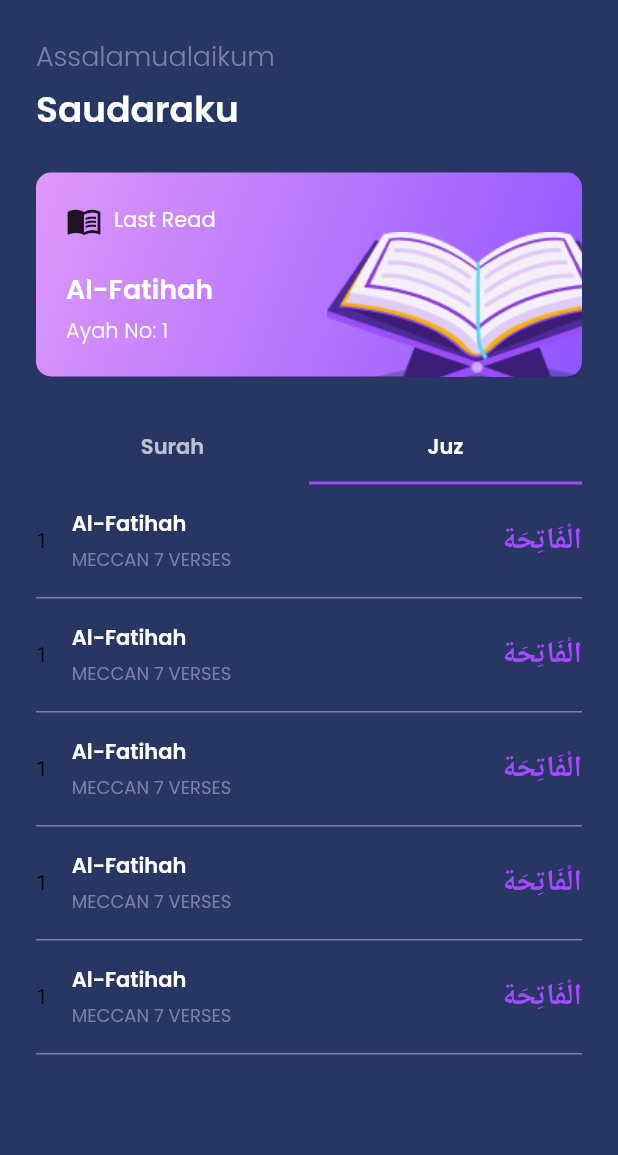
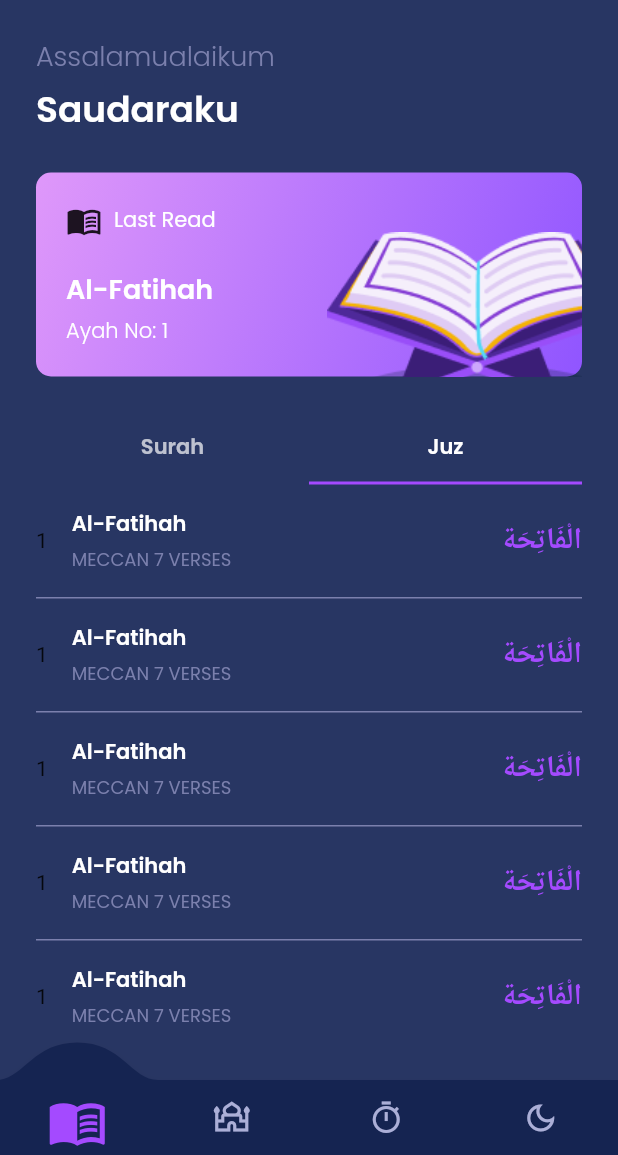
Before and after one commit to tobiaditia/quran_app, a Flutter app: the screen it shows after launch, tab 2 chosen, on a phone screen of 412 x 824 dp, the part 81-1236 px from its top. Run offline on Flutter 3.47's test engine with Material 2 defaults, Android fonts, the phone set to English and light mode, and no system bars; drawn by our look-alikes of convex_bottom_bar; our stand-ins replace audioplayers, get, google_fonts, shimmer; network calls fail.

Commit message:
bootom bar

```diff
--- /dev/null
+++ b/lib/app/data/widgets/bottomNavigationBar.dart
@@ -0,0 +1,30 @@
+import 'package:convex_bottom_bar/convex_bottom_bar.dart';
+import 'package:flutter/material.dart';
+import 'package:get/get.dart';
+import 'package:quran_app/app/constants/color.dart';
+import 'package:quran_app/app/controllers/page_controller_controller.dart';
+
+final pageController = Get.find<PageControllerController>();
+
+ConvexAppBar convexAppBar() {
+  return ConvexAppBar(
+    backgroundColor: const Color(0xff152451),
+    activeColor: darkSecondaryColor,
+    style: TabStyle.react,
+    color: darkFourthFontColor,
+    items: const [
+      TabItem(
+        icon: Icons.menu_book_outlined,
+      ),
+      TabItem(
+        icon: Icons.mosque_outlined,
+      ),
+      TabItem(icon: Icons.timer_outlined),
+      TabItem(
+        icon: Icons.dark_mode_outlined,
+      ),
+    ],
+    initialActiveIndex: pageController.index.value,
+    onTap: (int i) => pageController.changePage(i),
+  );
+}
--- a/lib/app/modules/home/views/home_view.dart
+++ b/lib/app/modules/home/views/home_view.dart
@@ -3,6 +3,7 @@ import 'package:flutter/material.dart';
 import 'package:get/get.dart';
 import 'package:quran_app/app/constants/color.dart';
 import 'package:quran_app/app/constants/font.dart';
+import 'package:quran_app/app/data/widgets/bottomNavigationBar.dart';
 import 'package:quran_app/app/data/widgets/shimmer.dart';
 import 'package:quran_app/app/routes/app_pages.dart';
 
@@ -218,7 +219,7 @@ class HomeView extends GetView<HomeController> {
           ],
         ),
       ),
-    ));
+    ),bottomNavigationBar: convexAppBar(),);
   }
 
   Container builderCont() {
--- a/lib/app/routes/app_routes.dart
+++ b/lib/app/routes/app_routes.dart
@@ -6,6 +6,8 @@ abstract class Routes {
   static const HOME = _Paths.HOME;
   static const SPLASH = _Paths.SPLASH;
   static const SURAH = _Paths.SURAH;
+  static const DASHBOARD = _Paths.DASHBOARD;
+  static const SCHEDULE = _Paths.SCHEDULE;
 }
 
 abstract class _Paths {
@@ -13,4 +15,6 @@ abstract class _Paths {
   static const HOME = '/home';
   static const SPLASH = '/splash';
   static const SURAH = '/surah';
+  static const DASHBOARD = '/dashboard';
+  static const SCHEDULE = '/schedule';
 }
--- a/lib/main.dart
+++ b/lib/main.dart
@@ -2,15 +2,17 @@ import 'package:flutter/material.dart';
 
 import 'package:get/get.dart';
 import 'package:quran_app/app/constants/color.dart';
+import 'package:quran_app/app/controllers/page_controller_controller.dart';
 
 import 'app/routes/app_pages.dart';
 
 void main() {
+  final pageController = Get.put(PageControllerController(), permanent: true);
   runApp(
     GetMaterialApp(
       debugShowCheckedModeBanner: false,
       theme: ThemeData(
-        scaffoldBackgroundColor: darkPrimaryColor,
+          scaffoldBackgroundColor: darkPrimaryColor,
           brightness: Brightness.light,
           primaryColor: Colors.blue,
           buttonTheme: const ButtonThemeData(
--- a/pubspec.yaml
+++ b/pubspec.yaml
@@ -13,6 +13,7 @@ dependencies:
   shimmer: ^2.0.0
   flutter_shimmer: 2.1.2
   audioplayers: 0.20.1
+  convex_bottom_bar: 3.0.0
   flutter:
     sdk: flutter
 
```
Also changed, not shown: lib/app/controllers/page_controller_controller.dart (added, +32 -0 lines), lib/app/modules/schedule/bindings/schedule_binding.dart (added, +12 -0 lines), lib/app/modules/schedule/controllers/schedule_controller.dart (added, +20 -0 lines), lib/app/modules/schedule/views/schedule_view.dart (added, +25 -0 lines), lib/app/routes/app_pages.dart (+11 -0 lines), pubspec.lock.
